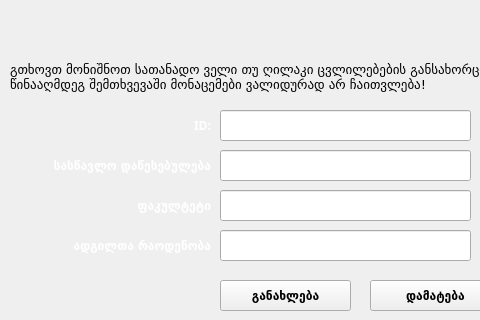
This is UNIHUB.ui in mariamimari307/Python-final as Qt 5 draws it before an edit; both pictures show x 0 to 480 and y 0 to 320 of the 685 by 543 pixel window. The edited form follows.
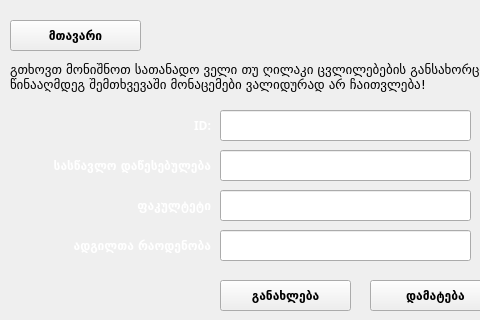
This is the edited form. The open tabs and pages were chosen to show the change.

Diff of the .ui file:
```diff
--- a/UNIHUB.ui
+++ b/UNIHUB.ui
@@ -913,6 +913,26 @@
        </rect>
       </property>
      </widget>
+     <widget class="QPushButton" name="back_main_admin">
+      <property name="geometry">
+       <rect>
+        <x>10</x>
+        <y>10</y>
+        <width>131</width>
+        <height>31</height>
+       </rect>
+      </property>
+      <property name="font">
+       <font>
+        <family>Ubuntu Mono</family>
+        <weight>75</weight>
+        <bold>true</bold>
+       </font>
+      </property>
+      <property name="text">
+       <string>მთავარი</string>
+      </property>
+     </widget>
     </widget>
    </widget>
   </widget>
```
Left out of the diff: 22 changed lines with no effect on the pictures.
